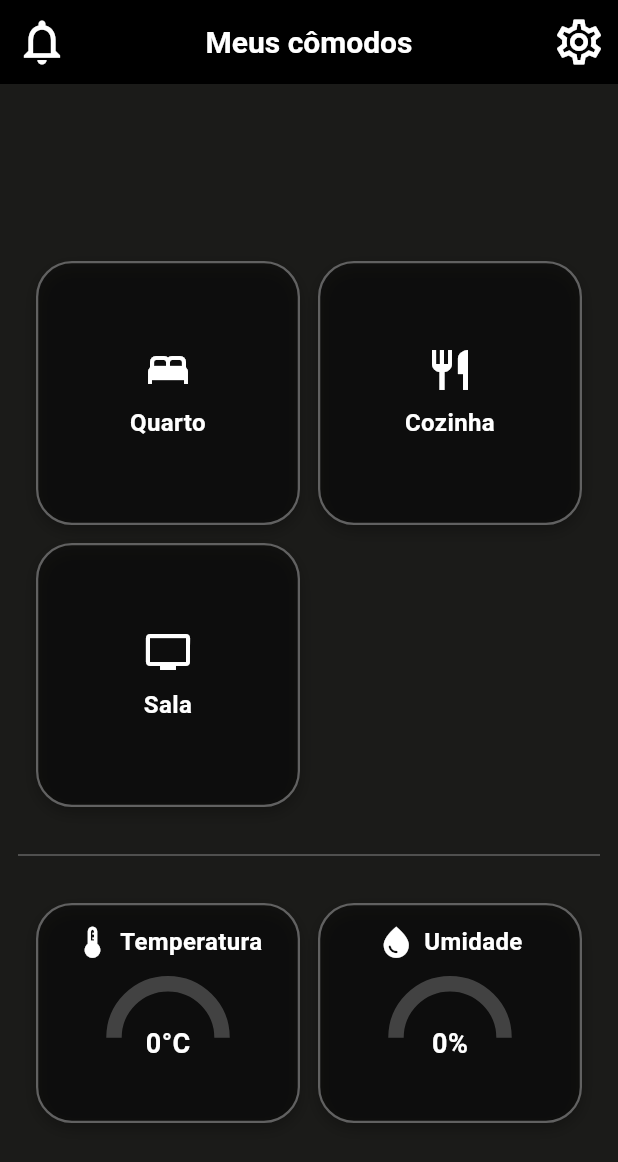
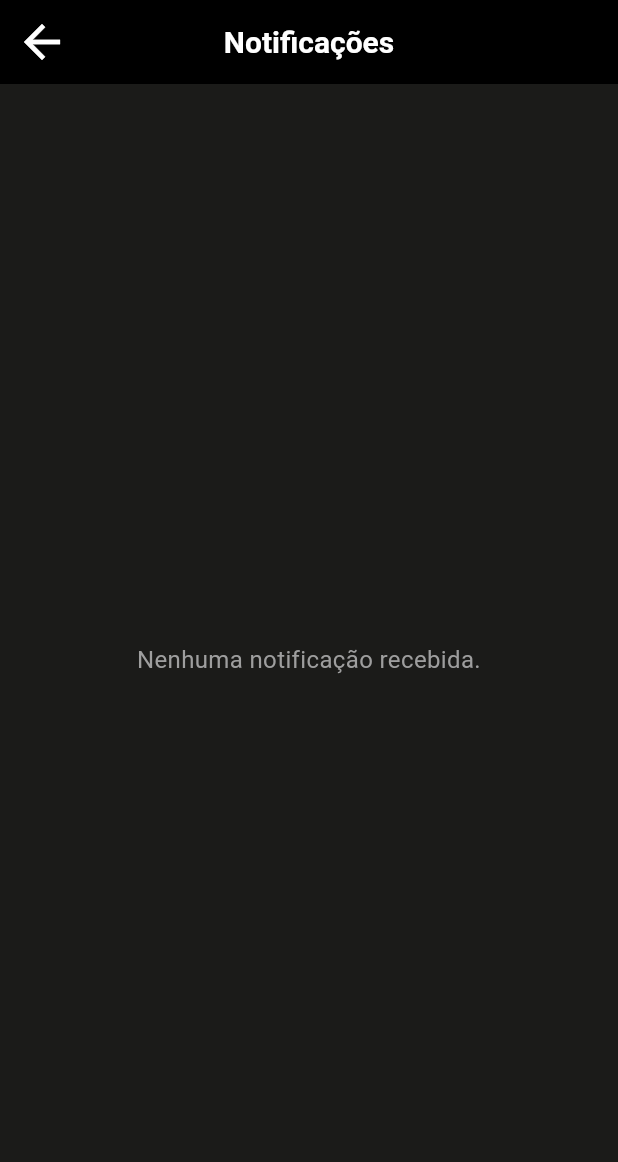
Before and after one commit to filizzolalucca/esp8266_casa_automatica_flutter, a Flutter app: the screen it shows after launch, after a tap on the "notifications" icon, on a phone screen of 412 x 824 dp. Shown: the top 1162 px of the screen. Run offline on Flutter 3.47's test engine with Material 3 defaults, Android fonts, the light colour scheme and no system bars; drawn by our look-alikes of syncfusion_flutter_gauges; our stand-ins replace flutter_local_notifications, get_it; missing offline and left inert: mqtt_client.

Commit message:
primeira versao notificacoes

```diff
--- a/home_controll_app/lib/components/app_bar.dart
+++ b/home_controll_app/lib/components/app_bar.dart
@@ -24,7 +24,7 @@ class CustomBackAppBar extends StatelessWidget implements PreferredSizeWidget {
       automaticallyImplyLeading: false,
       leading: Semantics(
         label: "Voltar",
-        hint: "Toque para voltar",
+        hint: "Toque para voltar para home",
         button: true,
         child: IconButton(
           icon: const Icon(Icons.arrow_back, color: AppColors.icon, size: 36),
--- a/home_controll_app/lib/main.dart
+++ b/home_controll_app/lib/main.dart
@@ -2,6 +2,8 @@ import 'package:flutter/material.dart';
 import 'package:get_it/get_it.dart';
 import 'package:home_controll_app/modules/home/view_model/home_viewModel.dart';
 import 'package:home_controll_app/modules/home/views/home_screen.dart';
+import 'package:home_controll_app/modules/notification/view_model/notification_viewModel.dart';
+import 'package:home_controll_app/modules/notification/views/notification_screen.dart';
 import 'package:home_controll_app/modules/settings/view_model/security_view_model.dart';
 import 'package:home_controll_app/modules/settings/views/config_screen.dart';
 import 'package:home_controll_app/services/notification_service.dart';
@@ -25,6 +27,7 @@ class MyApp extends StatelessWidget {
     return MultiProvider(
       providers: [
         ChangeNotifierProvider(create: (_) => HomeViewModel()),
+        ChangeNotifierProvider(create: (_) => NotificationViewModel()),
 
         ChangeNotifierProvider.value(
           value: getIt<SecurityViewModel>(), // pega a instância do GetIt
@@ -37,8 +40,8 @@ class MyApp extends StatelessWidget {
         initialRoute: '/',
         routes: {
           '/': (context) => const HomeScreen(),
+          '/notifications': (context) => const NotificationsScreen(),
           '/config': (context) => const ConfigScreen(),
-          // Adicione '/notifications' se tiver a tela
         },
       ),
     );
--- /dev/null
+++ b/home_controll_app/lib/modules/notification/view_model/notification_viewModel.dart
@@ -0,0 +1,16 @@
+// lib/modules/notification/view_model/notification_view_model.dart
+import 'package:flutter/foundation.dart';
+import 'package:get_it/get_it.dart';
+import 'package:home_controll_app/modules/notification/model/app_notification.dart';
+import 'package:home_controll_app/services/notification_service.dart';
+
+class NotificationViewModel extends ChangeNotifier {
+  final NotificationService _notificationService = GetIt.I<NotificationService>();
+
+  List<AppNotification> get notifications => _notificationService.history.reversed.toList();
+
+  void clearAll() {
+    _notificationService.clearAll();
+    notifyListeners();
+  }
+}
--- /dev/null
+++ b/home_controll_app/lib/modules/notification/views/notification_screen.dart
@@ -0,0 +1,92 @@
+// lib/modules/notification/views/notifications_screen.dart
+import 'package:flutter/material.dart';
+import 'package:home_controll_app/components/app_bar.dart';
+import 'package:home_controll_app/modules/notification/view_model/notification_viewModel.dart';
+import 'package:home_controll_app/modules/notification/views/components/notification_item.dart';
+import 'package:provider/provider.dart';
+import 'package:home_controll_app/components/text_app.dart';
+import 'package:home_controll_app/utils/color_pallete.dart';
+
+class NotificationsScreen extends StatelessWidget {
+  const NotificationsScreen({super.key});
+
+  @override
+  Widget build(BuildContext context) {
+    return ChangeNotifierProvider(
+      create: (_) => NotificationViewModel(),
+      child: Consumer<NotificationViewModel>(
+        builder: (context, vm, _) {
+          final history = vm.notifications;
+
+          return Scaffold(
+            backgroundColor: AppColors.background,
+            appBar: CustomBackAppBar(
+            title: "Notificações",
+            onBackPressed: () => Navigator.of(context).pop(),
+            ),
+            body: history.isEmpty
+                ? Center(
+                    child: Semantics(
+                      label: "Sem notificações",
+                      hint: "Nenhuma notificação foi recebida até o momento",
+                      child: TextApp(
+                        text: 'Nenhuma notificação recebida.',
+                        color: AppColors.grey500,
+                        fontSize: 16,
+                        fontWeight: FontWeight.normal,
+                        textAlign: TextAlign.center,
+                      ),
+                    ),
+                  )
+                : Column(
+                    children: [
+                      Expanded(
+                        child: Semantics(
+                          label: "Lista de notificações",
+                          hint: "Arraste para cima ou para baixo para navegar pelas notificações",
+                          child: ListView.separated(
+                            itemCount: history.length,
+                            separatorBuilder: (_, __) => Divider(
+                              color: AppColors.grey800,
+                              height: 1,
+                            ),
+                            itemBuilder: (context, index) {
+                              final notification = history[index];
+                              return NotificationItem(notification: notification);
+                            },
+                          ),
+                        ),
+                      ),
+                      Padding(
+                        padding: const EdgeInsets.symmetric(vertical: 16.0),
+                        child: Semantics(
+                          button: true,
+                          label: "Limpar todas as notificações",
+                          hint: "Apaga permanentemente todas as notificações da lista",
+                          child: ElevatedButton.icon(
+                            style: ElevatedButton.styleFrom(
+                              backgroundColor: AppColors.grey800,
+                              foregroundColor: AppColors.textPrimary,
+                              shape: RoundedRectangleBorder(
+                                borderRadius: BorderRadius.circular(12),
+                              ),
+                              padding: const EdgeInsets.symmetric(horizontal: 24, vertical: 12),
+                            ),
+                            icon: const Icon(Icons.delete_outline, color: AppColors.textPrimary),
+                            label: const TextApp(
+                              text: 'Limpar',
+                              color: AppColors.textPrimary,
+                              fontSize: 16,
+                            ),
+                            onPressed: vm.clearAll,
+                          ),
+                        ),
+                      ),
+                    ],
+                  ),
+          );
+        },
+      ),
+    );
+  }
+}
--- a/home_controll_app/lib/services/notification_service.dart
+++ b/home_controll_app/lib/services/notification_service.dart
@@ -10,6 +10,7 @@ class NotificationService {
 
   List<AppNotification> get history => List.unmodifiable(_history);
 
+  void clearAll() => _history.clear();
 
   Future<void> init() async {
     const android = AndroidInitializationSettings('@mipmap/ic_launcher');
--- a/home_controll_app/lib/utils/color_pallete.dart
+++ b/home_controll_app/lib/utils/color_pallete.dart
@@ -38,4 +38,6 @@ class AppColors {
   static const Color grey700 = Color(0xFF616161);
   static const Color grey800 = Color(0xFF424242);
   static const Color grey900 = Color(0xFF212121);
+
+  static const Color alertYellow = Color(0xFFFFD54F);
 }
```
Also changed, not shown: home_controll_app/lib/modules/notification/views/components/notification_item.dart (added, +76 -0 lines).
